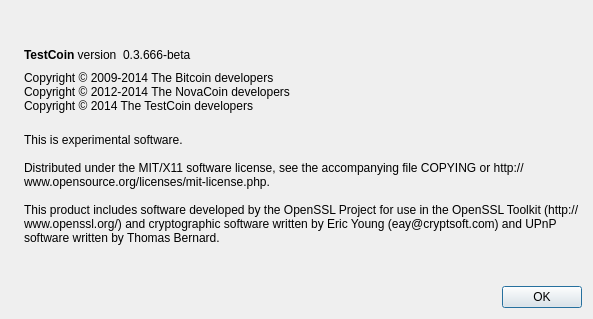
Before: the Qt Designer form src/qt/forms/aboutdialog.ui in m4q4/CronoCoin, drawn with Qt 5.
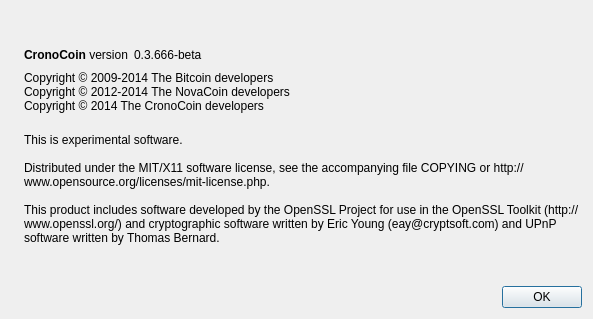
After: the same form once the commit is applied. Icons and pictures are not drawn.

Commit message: Rebrand to CronoCoin

```diff
--- a/src/qt/forms/aboutdialog.ui
+++ b/src/qt/forms/aboutdialog.ui
@@ -50,7 +50,7 @@
           <cursorShape>IBeamCursor</cursorShape>
          </property>
          <property name="text">
-          <string>&lt;b&gt;TestCoin&lt;/b&gt; version</string>
+          <string>&lt;b&gt;CronoCoin&lt;/b&gt; version</string>
          </property>
          <property name="textInteractionFlags">
           <set>Qt::LinksAccessibleByMouse|Qt::TextSelectableByKeyboard|Qt::TextSelectableByMouse</set>
@@ -93,7 +93,7 @@
        <property name="text">
         <string>Copyright © 2009-2014 The Bitcoin developers
 Copyright © 2012-2014 The NovaCoin developers
-Copyright © 2014 The TestCoin developers</string>
+Copyright © 2014 The CronoCoin developers</string>
        </property>
        <property name="textInteractionFlags">
         <set>Qt::LinksAccessibleByMouse|Qt::TextSelectableByKeyboard|Qt::TextSelectableByMouse</set>
```
Left out of the diff: 2 changed lines with no effect on the pictures. The commit also changes 127 other files.
